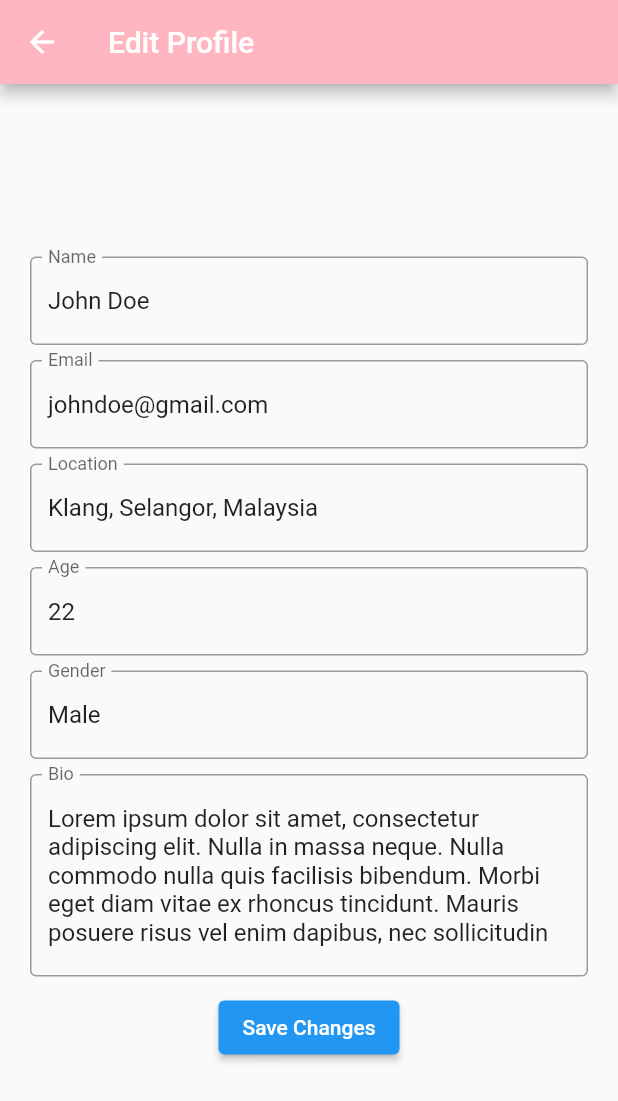
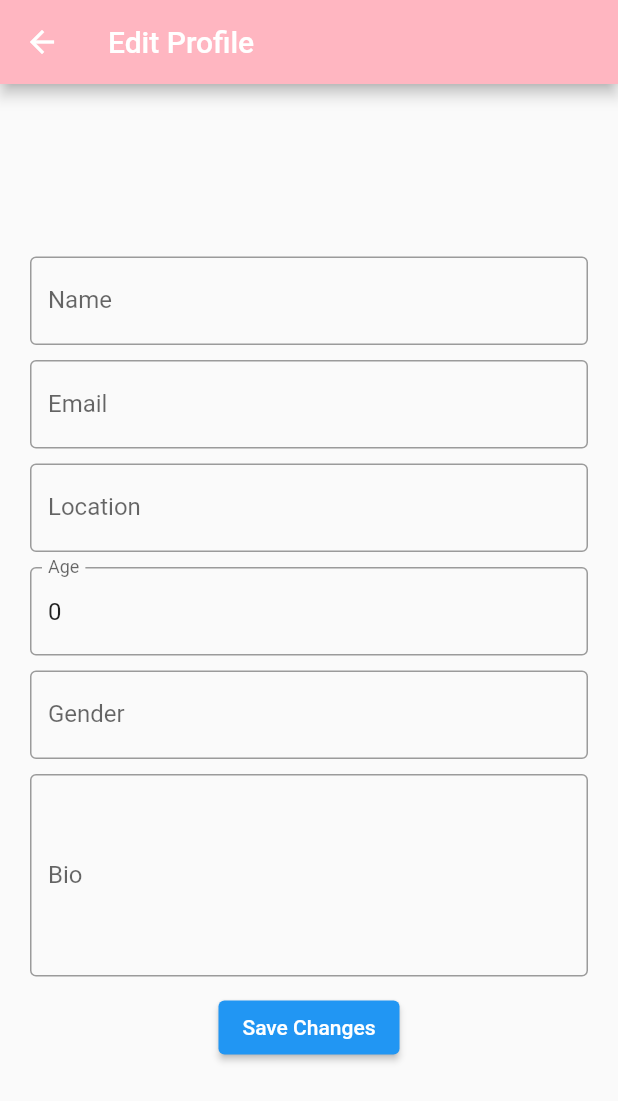
Before and after one commit to FACZ-MAP-Project/PetYatu, a Flutter app: the Profile screen opened directly, after a tap on "Edit Profile", on a phone screen of 412 x 824 dp. Shown: the top 1101 px of the screen. Run offline on Flutter 3.47's test engine with Material 2 defaults, Android fonts, the phone set to English and light mode, and no system bars; our stand-ins replace card_swiper, cloud_firestore, firebase_auth, firebase_core; accounts and stored records are empty; network calls fail.

Commit message:
new edit profile refactor

```diff
--- /dev/null
+++ b/lib/views/edit_profile.dart
@@ -0,0 +1,151 @@
+import 'package:flutter/material.dart';
+import '../providers/user_provider.dart';
+import '../models/app_user.dart';
+
+class EditProfilePage extends StatefulWidget {
+  final AppUser? appUser;
+  final UserProvider userProvider;
+
+  const EditProfilePage({
+    Key? key,
+    required this.appUser,
+    required this.userProvider,
+  }) : super(key: key);
+
+  @override
+  _EditProfilePageState createState() => _EditProfilePageState();
+}
+
+class _EditProfilePageState extends State<EditProfilePage> {
+  TextEditingController nameController = TextEditingController();
+  TextEditingController emailController = TextEditingController();
+  TextEditingController locationController = TextEditingController();
+  TextEditingController bioController = TextEditingController();
+  TextEditingController ageController = TextEditingController();
+  TextEditingController genderController = TextEditingController();
+
+  @override
+  void initState() {
+    super.initState();
+
+    // Set the initial values based on the provided appUser data
+    nameController.text = widget.appUser?.name ?? '';
+    emailController.text = widget.appUser?.email ?? '';
+    locationController.text = widget.appUser?.location ?? '';
+    ageController.text = widget.appUser?.age.toString() ?? '';
+    genderController.text = widget.appUser?.gender ?? '';
+    bioController.text = widget.appUser?.bio ?? '';
+  }
+
+  void saveUpdatedUserProfile() async {
+    String newName = nameController.text;
+    String newEmail = emailController.text;
+    String newLocation = locationController.text;
+    String newBio = bioController.text;
+    int newAge = int.tryParse(ageController.text) ?? 0;
+    String newGender = genderController.text;
+
+    // Create a new updated user object
+    AppUser updatedUser = AppUser(
+      uid: widget.appUser?.uid ?? '',
+      name: newName,
+      email: newEmail,
+      password: widget.appUser?.password ?? '',
+      token: widget.appUser?.token ?? '',
+      dateJoined: widget.appUser?.dateJoined ?? DateTime.now(),
+      age: newAge,
+      gender: newGender,
+      location: newLocation,
+      bio: newBio,
+      isAdoptee: widget.appUser?.isAdoptee ?? false,
+    );
+
+    // Call the update user method of your user provider to save the updated user profile
+    try {
+      await widget.userProvider.updateUser(updatedUser);
+      ScaffoldMessenger.of(context).showSnackBar(
+        const SnackBar(
+          content: Text('Profile updated successfully.'),
+        ),
+      );
+    } catch (error) {
+      ScaffoldMessenger.of(context).showSnackBar(
+        const SnackBar(
+          content: Text('Failed to update profile.'),
+        ),
+      );
+    }
+  }
+
+  @override
+  Widget build(BuildContext context) {
+    return Scaffold(
+      appBar: AppBar(
+        title: const Text('Edit Profile'),
+      ),
+      body: Padding(
+        padding: const EdgeInsets.symmetric(horizontal: 20.0),
+        child: Column(
+          mainAxisAlignment: MainAxisAlignment.center,
+          children: <Widget>[
+            TextField(
+              controller: nameController,
+              decoration: const InputDecoration(
+                labelText: 'Name',
+                border: OutlineInputBorder(),
+              ),
+            ),
+            const SizedBox(height: 10.0),
+            TextField(
+              controller: emailController,
+              decoration: const InputDecoration(
+                labelText: 'Email',
+                border: OutlineInputBorder(),
+              ),
+            ),
+            const SizedBox(height: 10.0),
+            TextField(
+              controller: locationController,
+              decoration: const InputDecoration(
+                labelText: 'Location',
+                border: OutlineInputBorder(),
+              ),
+            ),
+            const SizedBox(height: 10.0),
+            TextField(
+              controller: ageController,
+              decoration: const InputDecoration(
+                labelText: 'Age',
+                border: OutlineInputBorder(),
+              ),
+            ),
+            const SizedBox(height: 10.0),
+            TextField(
+              controller: genderController,
+              decoration: const InputDecoration(
+                labelText: 'Gender',
+                border: OutlineInputBorder(),
+              ),
+            ),
+            const SizedBox(height: 10.0),
+            TextField(
+              controller: bioController,
+              maxLines: 5,
+              decoration: const InputDecoration(
+                labelText: 'Bio',
+                border: OutlineInputBorder(),
+              ),
+            ),
+            const SizedBox(height: 10.0),
+            ElevatedButton(
+              onPressed: () {
+                saveUpdatedUserProfile();
+              },
+              child: const Text('Save Changes'),
+            ),
+          ],
+        ),
+      ),
+    );
+  }
+}
--- a/lib/views/profile_person_page.dart
+++ b/lib/views/profile_person_page.dart
@@ -6,32 +6,30 @@ import 'package:provider/provider.dart';
 import '../providers/user_provider.dart';
 import '../models/app_user.dart';
 import 'package:firebase_auth/firebase_auth.dart';
+import 'edit_profile.dart'; // Import the edit_profile.dart file
 
 class Profile extends StatelessWidget {
   const Profile({
     super.key,
   });
 
-  @override
   Widget build(BuildContext context) {
-    return Consumer<UserProvider>(builder: (context, userProvider, child) {
+    return ChangeNotifierProvider<UserProvider>.value(
+        value: Provider.of<UserProvider>(context),
+        child: Consumer<UserProvider>(
+          builder: (context, userProvider, child) {
             return FutureBuilder<AppUser?>(
               future: userProvider
                   .getUserFromJson(FirebaseAuth.instance.currentUser!.uid),
               builder: (context, snapshot) {
                 if (snapshot.connectionState == ConnectionState.waiting) {
-            // While waiting for the future to complete, show a loading indicator
                   return CircularProgressIndicator();
                 } else if (snapshot.hasError) {
-            // If an error occurred while fetching the user, display an error message
-            print('Test');
-            print(snapshot.error);
-
-            return Center(child: Text('An error occurred : ${snapshot.error}'));
+                  return Center(
+                    child: Text('An error occurred: ${snapshot.error}'),
+                  );
                 } else {
-            // Otherwise, get the user object from the snapshot's data
-            AppUser? appUser = snapshot.data;
-
+                  final appUser = snapshot.data;
                   return Scaffold(
                     appBar: _appBar(),
                     body: Center(
@@ -41,7 +39,8 @@ class Profile extends StatelessWidget {
                           const CircleAvatar(
                             radius: 50.0,
                             backgroundImage: NetworkImage(
-                          'https://www.w3schools.com/w3images/avatar2.png'),
+                              'https://www.w3schools.com/w3images/avatar2.png',
+                            ),
                           ),
                           const SizedBox(height: 10.0),
                           Text(
@@ -93,40 +92,33 @@ class Profile extends StatelessWidget {
                           ),
                           const SizedBox(height: 5.0),
                           Padding(
-                      padding: const EdgeInsets.symmetric(horizontal: 20.0),
+                            padding:
+                                const EdgeInsets.symmetric(horizontal: 20.0),
                             child: Text(
-                        ' ${appUser?.bio}',
+                              '${appUser?.bio}',
+                              style: const TextStyle(
+                                fontSize: 16.0,
+                                color: Colors.grey,
+                              ),
                               textAlign: TextAlign.center,
-                        style: TextStyle(
-                          fontSize: 16.0,
-                          color: Colors.grey[600],
-                        ),
                             ),
                           ),
                           const SizedBox(height: 10.0),
-                    Row(
-                      mainAxisAlignment: MainAxisAlignment.center,
-                      children: [
                           ElevatedButton(
                             onPressed: () {
                               Navigator.push(
                                 context,
                                 MaterialPageRoute(
-                                  builder: (context) =>
-                                      const EditProfilePage()),
+                                  builder: (context) => EditProfilePage(
+                                    appUser: appUser,
+                                    userProvider: userProvider,
+                                  ),
+                                ),
                               );
                             },
                             child: const Text('Edit Profile'),
                           ),
-                        const SizedBox(width: 10.0),
-                        ElevatedButton(
-                          onPressed: () {
-                            Navigator.pushNamed(context, '/login');
-                          },
-                          child: const Text('Logout'),
-                        ),
-                      ],
-                    ),
+                          const SizedBox(height: 10.0),
                         ],
                       ),
                     ),
@@ -134,11 +126,9 @@ class Profile extends StatelessWidget {
                 }
               },
             );
-    });
+          },
+        ));
   }
-}
-
-//make me user profile page ui
 
   AppBar _appBar() {
     return AppBar(
@@ -148,127 +138,22 @@ AppBar _appBar() {
         children: [
           Padding(
             padding: const EdgeInsets.all(8.0),
-          child: Image.asset('lib/assets/images/logo.png',
-              fit: BoxFit.contain, height: 32),
+            child: Image.asset(
+              'lib/assets/images/logo.png',
+              fit: BoxFit.contain,
+              height: 32,
             ),
-        const Text('PetYatu',
+          ),
+          const Text(
+            'PetYatu',
             style: TextStyle(
               color: Colors.black,
               fontWeight: FontWeight.bold,
               fontSize: 32,
-            )),
+            ),
+          ),
         ],
       ),
     );
   }
-
-class EditProfilePage extends StatefulWidget {
-  const EditProfilePage({Key? key}) : super(key: key);
-
-  @override
-  // ignore: library_private_types_in_public_api
-  _EditProfilePageState createState() => _EditProfilePageState();
 }
-
-class _EditProfilePageState extends State<EditProfilePage> {
-  TextEditingController nameController = TextEditingController();
-  TextEditingController emailController = TextEditingController();
-  TextEditingController locationController = TextEditingController();
-  TextEditingController bioController = TextEditingController();
-  TextEditingController ageController = TextEditingController();
-  TextEditingController genderController = TextEditingController();
-
-  @override
-  void initState() {
-    super.initState();
-    nameController.text = 'John Doe';
-    emailController.text = 'johndoe@gmail.com';
-    locationController.text = 'Klang, Selangor, Malaysia';
-    ageController.text = '22';
-    genderController.text = 'Male';
-
-    bioController.text =
-        'Lorem ipsum dolor sit amet, consectetur adipiscing elit. Nulla in massa neque. Nulla commodo nulla quis facilisis bibendum. Morbi eget diam vitae ex rhoncus tincidunt. Mauris posuere risus vel enim dapibus, nec sollicitudin metus elementum. Duis sit amet est nec velit feugiat volutpat. Sed in sodales odio.';
-  }
-
-  @override
-  Widget build(BuildContext context) {
-    return Scaffold(
-      appBar: AppBar(
-        title: const Text('Edit Profile'),
-      ),
-      body: Padding(
-        padding: const EdgeInsets.symmetric(horizontal: 20.0),
-        child: Column(
-          mainAxisAlignment: MainAxisAlignment.center,
-          children: <Widget>[
-            TextField(
-              controller: nameController,
-              decoration: const InputDecoration(
-                labelText: 'Name',
-                border: OutlineInputBorder(),
-              ),
-            ),
-            const SizedBox(height: 10.0),
-            TextField(
-              controller: emailController,
-              decoration: const InputDecoration(
-                labelText: 'Email',
-                border: OutlineInputBorder(),
-              ),
-            ),
-            const SizedBox(height: 10.0),
-            TextField(
-              controller: locationController,
-              decoration: const InputDecoration(
-                labelText: 'Location',
-                border: OutlineInputBorder(),
-              ),
-            ),
-            const SizedBox(height: 10.0),
-            TextField(
-              controller: ageController,
-              decoration: const InputDecoration(
-                labelText: 'Age',
-                border: OutlineInputBorder(),
-              ),
-            ),
-            const SizedBox(height: 10.0),
-            TextField(
-              controller: genderController,
-              decoration: const InputDecoration(
-                labelText: 'Gender',
-                border: OutlineInputBorder(),
-              ),
-            ),
-            const SizedBox(height: 10.0),
-            TextField(
-              controller: bioController,
-              maxLines: 5,
-              decoration: const InputDecoration(
-                labelText: 'Bio',
-                border: OutlineInputBorder(),
-              ),
-            ),
-            const SizedBox(height: 10.0),
-            ElevatedButton(
-              onPressed: () {
-                // Update user profile with new information
-                // String newName = nameController.text;
-                // String newEmail = emailController.text;
-                // String newLocation = locationController.text;
-                // String newBio = bioController.text;
-                // String newAge = ageController.text;
-                // String newGender = genderController.text;
-                // Save newAge and newGender to user profile
-                // Navigate back to user profile page
-                Navigator.pop(context);
-              },
-              child: const Text('Save Changes'),
-            ),
-          ],
-        ),
-      ),
-    );
-  }
-}
```
Also changed, not shown: lib/providers/user_provider.dart (+14 -2 lines). Lines whose indentation alone changed are shown as unchanged.
